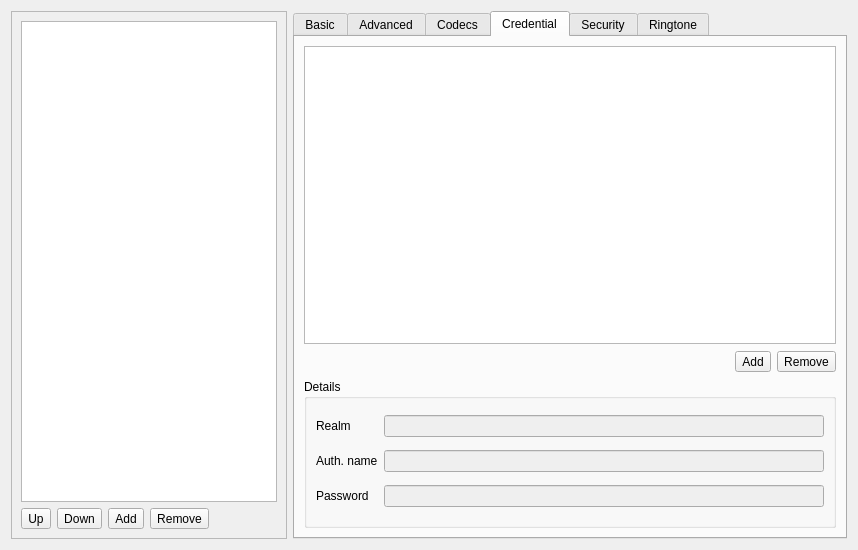
Before: the Qt Designer form src/conf/dlgaccountsbase.ui in KDE/ring-kde, drawn with Qt 5.
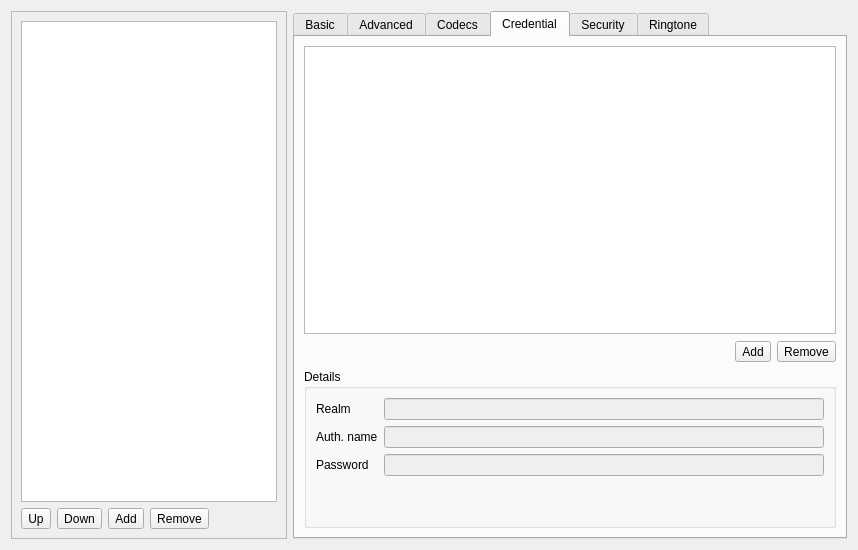
After: the same form once the commit is applied. The open tabs and pages were chosen to show the change. Custom widgets are drawn as their Qt base class.

Diff of the .ui file:
```diff
--- a/src/conf/dlgaccountsbase.ui
+++ b/src/conf/dlgaccountsbase.ui
@@ -749,6 +749,22 @@
                </property>
               </widget>
              </item>
+             <item row="3" column="1">
+              <spacer name="verticalSpacer_4">
+               <property name="orientation">
+                <enum>Qt::Vertical</enum>
+               </property>
+               <property name="sizeType">
+                <enum>QSizePolicy::Minimum</enum>
+               </property>
+               <property name="sizeHint" stdset="0">
+                <size>
+                 <width>20</width>
+                 <height>40</height>
+                </size>
+               </property>
+              </spacer>
+             </item>
             </layout>
            </widget>
           </item>
```
